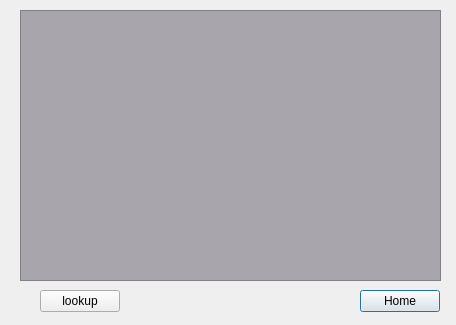
r0ug3-Mary/Senior_Design, file FAKKIT/lookuppage.ui: the form before one commit.
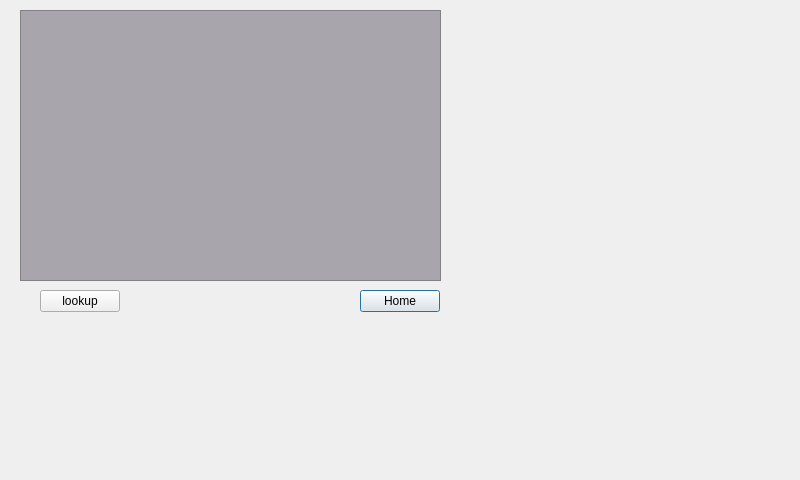
The form after the commit.

```diff
--- a/FAKKIT/lookuppage.ui
+++ b/FAKKIT/lookuppage.ui
@@ -6,8 +6,8 @@
    <rect>
     <x>0</x>
     <y>0</y>
-    <width>456</width>
-    <height>325</height>
+    <width>800</width>
+    <height>480</height>
    </rect>
   </property>
   <property name="windowTitle">
```
